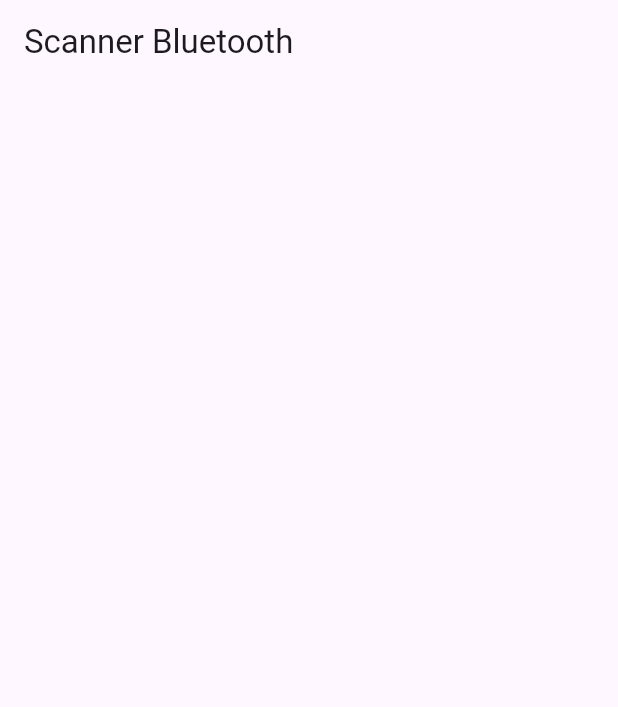
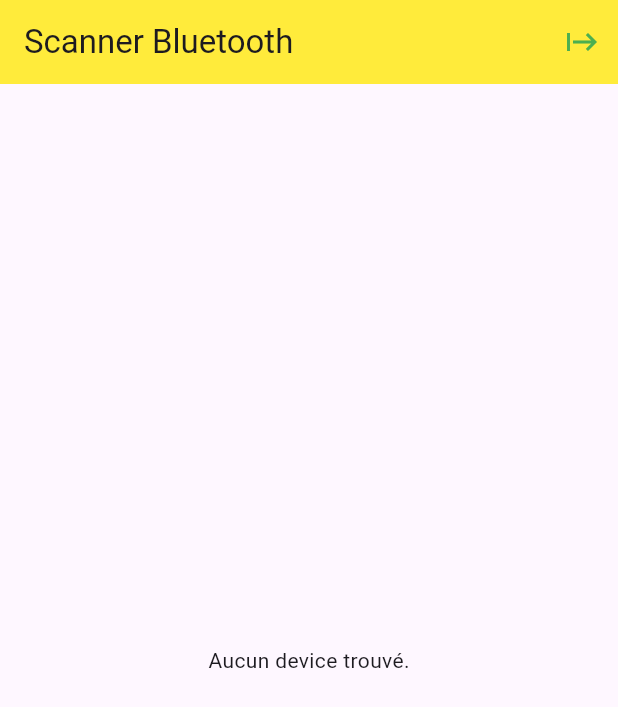
Before and after one commit to ODLTour/Flutter_FOGO, a Flutter app: the screen it shows after launch, on a phone screen of 412 x 824 dp. Shown: the top 707 px of the screen. Run offline on Flutter 3.47's test engine with Material 3 defaults, Android fonts, the phone set to English and light mode, and no system bars; our stand-ins replace bloc, equatable, flutter_blue_plus.

Commit message:
feat: device list item and show list in UI

```diff
--- a/lib/pages/home_page.dart
+++ b/lib/pages/home_page.dart
@@ -1,46 +1,46 @@
 import 'package:bluetooth_detect_01/bluetooth/bluetooth_event.dart';
 import 'package:bluetooth_detect_01/bluetooth/bluetooth_state.dart';
+import 'package:bluetooth_detect_01/widgets/device_list_item.dart';
 import 'package:flutter/material.dart';
 import 'package:flutter_blue_plus/flutter_blue_plus.dart' as fb;
 import 'package:bluetooth_detect_01/bluetooth/bluetooth_bloc.dart';
 
 import 'dart:async';
 
-class MyHomePage extends StatefulWidget {
-  final BluetoothBloc bluetoothBloc; //
+class MyHomePage extends StatelessWidget {
+  final BluetoothBloc bluetoothBloc;
   const MyHomePage({super.key, required this.bluetoothBloc});
-  @override
-  State<MyHomePage> createState() => _MyHomePageState();
-}
+  // @override
+  // State<MyHomePage> createState() => _MyHomePageState();
 
-class _MyHomePageState extends State<MyHomePage> {
-  // fb.BluetoothAdapterState _bluetoothAdapterState =
-  //     fb.BluetoothAdapterState.unknown;
-  // late StreamSubscription<fb.BluetoothAdapterState> _adapterStateSubscription;
-  late StreamSubscription<BluetoothState> _bluetoothStateSubscription;
+  // class _MyHomePageState extends State<MyHomePage> {
+  //   // fb.BluetoothAdapterState _bluetoothAdapterState =
+  //   //     fb.BluetoothAdapterState.unknown;
+  //   // late StreamSubscription<fb.BluetoothAdapterState> _adapterStateSubscription;
+  //   late StreamSubscription<BluetoothState> _bluetoothStateSubscription;
 
-  @override
-  void initState() {
-    super.initState();
-    widget.bluetoothBloc.add(
-      BluetoothStatusChanged(fb.BluetoothAdapterState.unknown),
-    );
-    _bluetoothStateSubscription = widget.bluetoothBloc.stream.listen((state) {
-      setState(() {});
-    });
-    // _adapterStateSubscription = fb.FlutterBluePlus.adapterState.listen((state) {
-    //   _bluetoothAdapterState = state;
-    //   if (mounted) {
-    //     setState(() {});
-    //   }
-    // });
-  }
+  //   @override
+  //   void initState() {
+  //     super.initState();
+  //     widget.bluetoothBloc.add(
+  //       BluetoothStatusChanged(fb.BluetoothAdapterState.unknown),
+  //     );
+  //     _bluetoothStateSubscription = widget.bluetoothBloc.stream.listen((state) {
+  //       setState(() {});
+  //     });
+  //     // _adapterStateSubscription = fb.FlutterBluePlus.adapterState.listen((state) {
+  //     //   _bluetoothAdapterState = state;
+  //     //   if (mounted) {
+  //     //     setState(() {});
+  //     //   }
+  //     // });
+  //   }
 
-  @override
-  void dispose() {
-    _bluetoothStateSubscription.cancel();
-    super.dispose();
-  }
+  //   @override
+  //   void dispose() {
+  //     _bluetoothStateSubscription.cancel();
+  //     super.dispose();
+  //   }
 
   String _getBluetoothStatusMessage(fb.BluetoothAdapterState state) {
     switch (state) {
@@ -61,11 +61,12 @@ class _MyHomePageState extends State<MyHomePage> {
   Widget build(BuildContext context) {
     return Scaffold(
       appBar: AppBar(
+        backgroundColor: Colors.yellow,
         title: const Text('Scanner Bluetooth'),
         actions: [
           StreamBuilder<BluetoothState>(
-            initialData: widget.bluetoothBloc.state,
-            stream: widget.bluetoothBloc.stream,
+            initialData: bluetoothBloc.state,
+            stream: bluetoothBloc.stream,
             builder: (context, snapshot) {
               if (snapshot.hasData) {
                 final state = snapshot.data!;
@@ -74,30 +75,36 @@ class _MyHomePageState extends State<MyHomePage> {
                     fb.BluetoothAdapterState.on) {
                   return IconButton(
                     onPressed: null,
-                    icon: const Icon(Icons.bluetooth_disabled),
+                    icon: const Icon(
+                      Icons.bluetooth_disabled,
+                      color: Colors.grey,
+                    ),
                   );
                 }
                 if (state.scanStatus == BluetoothStateStatus.scanning) {
                   return IconButton(
-                    onPressed: () => widget.bluetoothBloc.add(ScanStopped()),
-                    icon: const Icon(Icons.stop),
+                    onPressed: () => bluetoothBloc.add(ScanStopped()),
+                    icon: const Icon(Icons.stop, color: Colors.red),
                   );
                 }
                 if (state.scanStatus == BluetoothStateStatus.stop) {
                   return IconButton(
-                    onPressed: () => widget.bluetoothBloc.add(ScanStarted()),
-                    icon: const Icon(Icons.start),
+                    onPressed: () => bluetoothBloc.add(ScanStarted()),
+                    icon: const Icon(Icons.start, color: Colors.green),
                   );
                 }
               }
-              return const SizedBox.shrink();
+              return IconButton(
+                onPressed: () => bluetoothBloc.add(ScanStarted()),
+                icon: const Icon(Icons.start, color: Colors.green),
+              );
             },
           ),
         ],
       ),
       body: StreamBuilder<BluetoothState>(
-        initialData: widget.bluetoothBloc.state,
-        stream: widget.bluetoothBloc.stream,
+        initialData: bluetoothBloc.state,
+        stream: bluetoothBloc.stream,
         builder: (context, snapshot) {
           if (snapshot.hasData) {
             final state = snapshot.data!;
@@ -114,12 +121,29 @@ class _MyHomePageState extends State<MyHomePage> {
               );
             }
             if (state.scanStatus == BluetoothStateStatus.scanning) {
-              //TODO
-              //si la liste des appareils est vide
-              //sinon
+              return Center(
+                child: Column(
+                  children: [
+                    Text(
+                      _getBluetoothStatusMessage(state.bluetoothAdapterState),
+                    ),
+                    Icon(Icons.circle, color: Colors.grey),
+                  ],
+                ),
+              );
             }
-            //TODO
-            //si pas de scan en cours, afficher qqchose ?
+            if (state.discoveredDevices.isEmpty) {
+              return const Center(child: Text("Aucun device trouvé."));
+            } else {
+              return ListView.builder(
+                itemCount: state.discoveredDevices.length,
+                itemBuilder: (context, index) {
+                  final device = state.discoveredDevices[index];
+                  // On utilise le widget créé à l'étape 1
+                  return DeviceListItem(bluetoothDevice: device);
+                },
+              );
+            }
           }
           return const SizedBox.shrink();
         },
--- /dev/null
+++ b/lib/widgets/device_list_item.dart
@@ -0,0 +1,16 @@
+import 'package:bluetooth_detect_01/bluetooth/models/bluetooth_device.dart';
+import 'package:flutter/material.dart';
+
+class DeviceListItem extends StatelessWidget {
+  final BluetoothDevice bluetoothDevice;
+  const DeviceListItem({super.key, required this.bluetoothDevice});
+
+  @override
+  Widget build(BuildContext context) {
+    return Card(
+      child: Column(
+        children: [Text(bluetoothDevice.name), Text(bluetoothDevice.id)],
+      ),
+    );
+  }
+}
```
